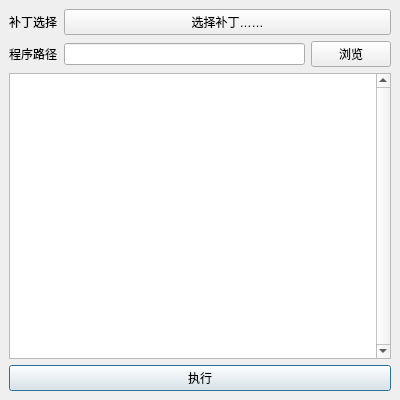
Qt form mainwindow.ui (Kazurin-775/SimpleModdings-py) before a commit.
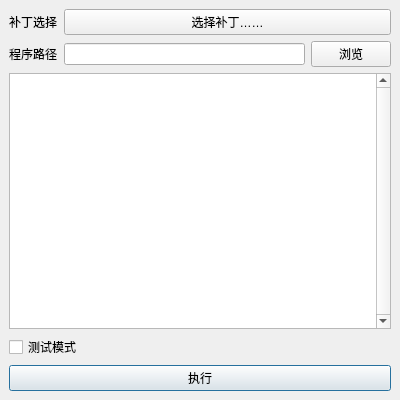
The same form after that commit.

Commit message: Add support for test mode in UI

```diff
--- a/mainwindow.ui
+++ b/mainwindow.ui
@@ -14,29 +14,10 @@
    <string>简单补丁</string>
   </property>
   <widget class="QWidget" name="centralwidget">
-   <layout class="QGridLayout" name="gridLayout" rowstretch="0,1,0,0" columnstretch="0,0,1">
+   <layout class="QGridLayout" name="gridLayout" rowstretch="0,1,0,0,0" columnstretch="0,0,1">
     <property name="sizeConstraint">
      <enum>QLayout::SetMinimumSize</enum>
     </property>
-    <item row="2" column="0" colspan="3">
-     <widget class="QPlainTextEdit" name="txtStatus">
-      <property name="sizePolicy">
-       <sizepolicy hsizetype="Expanding" vsizetype="Expanding">
-        <horstretch>0</horstretch>
-        <verstretch>0</verstretch>
-       </sizepolicy>
-      </property>
-      <property name="verticalScrollBarPolicy">
-       <enum>Qt::ScrollBarAlwaysOn</enum>
-      </property>
-      <property name="readOnly">
-       <bool>true</bool>
-      </property>
-      <property name="textInteractionFlags">
-       <set>Qt::TextSelectableByKeyboard|Qt::TextSelectableByMouse</set>
-      </property>
-     </widget>
-    </item>
     <item row="0" column="0">
      <widget class="QLabel" name="label">
       <property name="sizePolicy">
@@ -57,22 +38,6 @@
       </property>
      </widget>
     </item>
-    <item row="1" column="2">
-     <widget class="QPushButton" name="btnBrowsePath">
-      <property name="sizePolicy">
-       <sizepolicy hsizetype="Fixed" vsizetype="Fixed">
-        <horstretch>0</horstretch>
-        <verstretch>0</verstretch>
-       </sizepolicy>
-      </property>
-      <property name="text">
-       <string>浏览</string>
-      </property>
-     </widget>
-    </item>
-    <item row="1" column="1">
-     <widget class="QLineEdit" name="txtProgramPath"/>
-    </item>
     <item row="1" column="0">
      <widget class="QLabel" name="label_2">
       <property name="sizePolicy">
@@ -86,7 +51,7 @@
       </property>
      </widget>
     </item>
-    <item row="3" column="0" colspan="3">
+    <item row="4" column="0" colspan="3">
      <widget class="QPushButton" name="btnExecute">
       <property name="sizePolicy">
        <sizepolicy hsizetype="Expanding" vsizetype="Fixed">
@@ -102,6 +67,48 @@
       </property>
      </widget>
     </item>
+    <item row="2" column="0" colspan="3">
+     <widget class="QPlainTextEdit" name="txtStatus">
+      <property name="sizePolicy">
+       <sizepolicy hsizetype="Expanding" vsizetype="Expanding">
+        <horstretch>0</horstretch>
+        <verstretch>0</verstretch>
+       </sizepolicy>
+      </property>
+      <property name="verticalScrollBarPolicy">
+       <enum>Qt::ScrollBarAlwaysOn</enum>
+      </property>
+      <property name="readOnly">
+       <bool>true</bool>
+      </property>
+      <property name="textInteractionFlags">
+       <set>Qt::TextSelectableByKeyboard|Qt::TextSelectableByMouse</set>
+      </property>
+     </widget>
+    </item>
+    <item row="1" column="1">
+     <widget class="QLineEdit" name="txtProgramPath"/>
+    </item>
+    <item row="1" column="2">
+     <widget class="QPushButton" name="btnBrowsePath">
+      <property name="sizePolicy">
+       <sizepolicy hsizetype="Fixed" vsizetype="Fixed">
+        <horstretch>0</horstretch>
+        <verstretch>0</verstretch>
+       </sizepolicy>
+      </property>
+      <property name="text">
+       <string>浏览</string>
+      </property>
+     </widget>
+    </item>
+    <item row="3" column="0" colspan="3">
+     <widget class="QCheckBox" name="chkTestMode">
+      <property name="text">
+       <string>测试模式</string>
+      </property>
+     </widget>
+    </item>
    </layout>
   </widget>
   <widget class="QMenuBar" name="menubar">
```
The commit also changes 2 other files.
